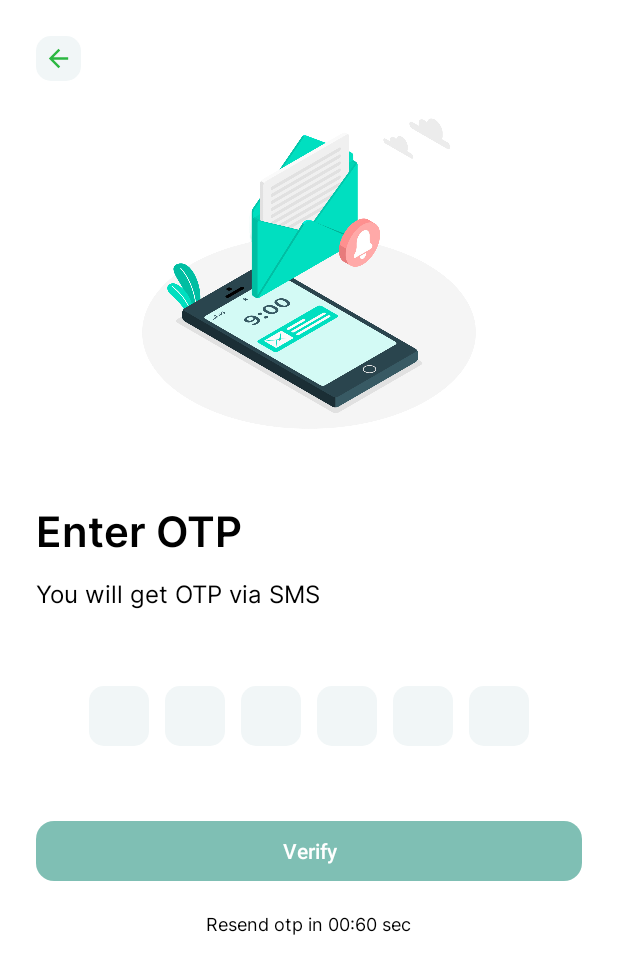
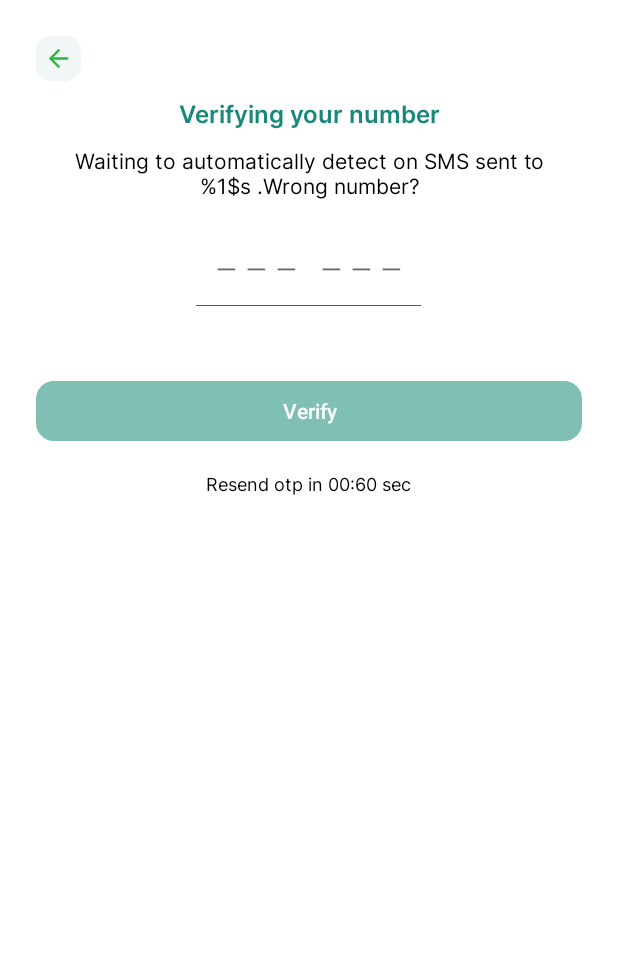
Before and after one commit to sagargohil07/WhatsappClone, an Android app: the layout fragment_otp.xml on its own in the app's theme, with its tools: preview values and no code run, on a phone screen of 412 x 824 dp. Shown: the top 974 px of the screen. Run offline under Robolectric (Android 15) with nearby library versions, the phone set to English and light mode, and no system bars.

Commit message:
Verify Number & OTP Screen Update
- Update Emoji View Library
- Update Verify Number screen
- Update OTP screen

```diff
--- a/app/src/main/res/drawable/bg_otp_container.xml
+++ b/app/src/main/res/drawable/bg_otp_container.xml
@@ -1,4 +1,3 @@
-<?xml version="1.0" encoding="utf-8"?>
 <?xml version="1.0" encoding="utf-8"?>
 <layer-list xmlns:android="http://schemas.android.com/apk/res/android">
     <item
--- /dev/null
+++ b/app/src/main/res/drawable/ic_arrow_drop_down_filled.xml
@@ -0,0 +1,5 @@
+<vector xmlns:android="http://schemas.android.com/apk/res/android" android:height="24dp" android:tint="#000000" android:viewportHeight="24" android:viewportWidth="24" android:width="24dp">
+
+    <path android:fillColor="@android:color/white" android:pathData="M7,10l5,5 5,-5z"/>
+
+</vector>
--- a/app/src/main/res/layout/fragment_otp.xml
+++ b/app/src/main/res/layout/fragment_otp.xml
@@ -29,20 +29,16 @@
                     android:src="@drawable/ic_arrow_back"
                     android:tint="@color/green" />
 
-                <androidx.appcompat.widget.AppCompatImageView
-                    android:layout_width="wrap_content"
-                    android:layout_height="250dp"
-                    android:src="@drawable/otp" />
-
                 <androidx.appcompat.widget.AppCompatTextView
                     android:id="@+id/tvTitle"
-                    style="@style/TextStyle_Semi_Bold_20"
+                    style="@style/TextStyle_Semi_Bold_16"
                     android:layout_width="match_parent"
                     android:layout_height="wrap_content"
-                    android:layout_marginTop="@dimen/dimen_30"
-                    android:text="@string/enter_otp"
-                    android:textColor="@color/text_color"
-                    android:textSize="@dimen/textSize_28" />
+                    android:gravity="center"
+                    android:layout_marginTop="@dimen/dimen_10"
+                    android:text="@string/LBL_VERIFYING_YOUR_NUMBER"
+                    android:textColor="@color/green_100"
+                    />
 
                 <androidx.appcompat.widget.AppCompatTextView
                     android:id="@+id/tvInfo"
@@ -50,26 +46,35 @@
                     android:layout_width="match_parent"
                     android:layout_height="wrap_content"
                     android:layout_marginTop="@dimen/dimen_10"
-                    android:text="@string/you_will_get_otp_via_sms"
+                    android:gravity="center"
+                    android:textSize="@dimen/textSize_14"
+                    android:layout_marginHorizontal="@dimen/dimen_24"
+                    android:text="@string/waiting_to_automatically_detect_on_sms_sent_to_1_wrong_number"
                     android:textColor="@color/text_color" />
 
                 <androidx.appcompat.widget.LinearLayoutCompat
+                    android:layout_width="match_parent"
+                    android:layout_marginTop="@dimen/dimen_20"
+                    android:gravity="center"
+                    android:layout_height="wrap_content">
+
+                    <androidx.appcompat.widget.LinearLayoutCompat
                         android:id="@+id/llOtp"
-                    android:layout_width="match_parent"
-                    android:layout_height="@dimen/dimen_40"
-                    android:layout_marginHorizontal="@dimen/dimen_30"
-                    android:layout_marginTop="@dimen/dimen_50"
+                        android:layout_width="150dp"
+                        android:layout_height="@dimen/dimen_50"
                         android:gravity="center"
+                        android:paddingHorizontal="@dimen/dimen_10"
+                        android:background="@drawable/bg_otp_container"
                         app:layout_constraintTop_toBottomOf="@id/tvTitle">
 
                         <androidx.appcompat.widget.AppCompatEditText
                             android:id="@+id/otp1"
                             android:layout_width="match_parent"
                             android:layout_height="match_parent"
-                        android:layout_marginHorizontal="@dimen/dimen_5"
                             android:layout_weight="1"
-                        android:background="@drawable/edittext_otp_bg"
+                            android:background="@drawable/otp_edittext_otp_bg"
                             android:gravity="center"
+                            android:hint="—"
                             android:imeOptions="actionNext"
                             android:inputType="numberDecimal"
                             android:maxLength="1"
@@ -81,9 +86,9 @@
                             android:id="@+id/otp2"
                             android:layout_width="match_parent"
                             android:layout_height="match_parent"
-                        android:layout_marginHorizontal="@dimen/dimen_5"
+                            android:hint="—"
                             android:layout_weight="1"
-                        android:background="@drawable/edittext_otp_bg"
+                            android:background="@drawable/otp_edittext_otp_bg"
                             android:gravity="center"
                             android:imeOptions="actionNext"
                             android:inputType="numberDecimal"
@@ -96,10 +101,10 @@
                             android:id="@+id/otp3"
                             android:layout_width="match_parent"
                             android:layout_height="match_parent"
-                        android:layout_marginHorizontal="@dimen/dimen_5"
                             android:layout_weight="1"
-                        android:background="@drawable/edittext_otp_bg"
+                            android:background="@drawable/otp_edittext_otp_bg"
                             android:gravity="center"
+                            android:hint="—"
                             android:imeOptions="actionNext"
                             android:inputType="numberDecimal"
                             android:maxLength="1"
@@ -107,15 +112,19 @@
                             android:singleLine="true"
                             android:textColor="@color/text_color" />
 
+                        <View
+                            android:layout_width="@dimen/dimen_10"
+                            android:layout_height="match_parent"/>
+
                         <androidx.appcompat.widget.AppCompatEditText
                             android:id="@+id/otp4"
                             android:layout_width="match_parent"
                             android:layout_height="match_parent"
-                        android:layout_marginHorizontal="@dimen/dimen_5"
                             android:layout_weight="1"
-                        android:background="@drawable/edittext_otp_bg"
+                            android:background="@drawable/otp_edittext_otp_bg"
                             android:gravity="center"
                             android:imeOptions="actionNext"
+                            android:hint="—"
                             android:inputType="numberDecimal"
                             android:maxLength="1"
                             android:nextFocusRight="@+id/otp5"
@@ -126,9 +135,9 @@
                             android:id="@+id/otp5"
                             android:layout_width="match_parent"
                             android:layout_height="match_parent"
-                        android:layout_marginHorizontal="@dimen/dimen_5"
                             android:layout_weight="1"
-                        android:background="@drawable/edittext_otp_bg"
+                            android:hint="—"
+                            android:background="@drawable/otp_edittext_otp_bg"
                             android:gravity="center"
                             android:imeOptions="actionNext"
                             android:inputType="numberDecimal"
@@ -141,15 +150,17 @@
                             android:id="@+id/otp6"
                             android:layout_width="match_parent"
                             android:layout_height="match_parent"
-                        android:layout_marginHorizontal="@dimen/dimen_5"
                             android:layout_weight="1"
-                        android:background="@drawable/edittext_otp_bg"
+                            android:hint="—"
+                            android:background="@drawable/otp_edittext_otp_bg"
                             android:gravity="center"
                             android:imeOptions="actionDone"
                             android:inputType="numberDecimal"
                             android:maxLength="1"
                             android:singleLine="true"
                             android:textColor="@color/text_color" />
+
+                    </androidx.appcompat.widget.LinearLayoutCompat>
 
                 </androidx.appcompat.widget.LinearLayoutCompat>
 
--- a/app/src/main/res/layout/temp_login.xml
+++ b/app/src/main/res/layout/temp_login.xml
@@ -21,6 +21,7 @@
                 android:background="@color/background_common"
                 android:orientation="vertical"
                 android:padding="24dp"
+                tools:context=".module.fragment.auth.LoginFragment"
                 >
 
 
--- a/app/src/main/res/navigation/nav_init.xml
+++ b/app/src/main/res/navigation/nav_init.xml
@@ -37,6 +37,7 @@
             app:popExitAnim="@anim/slide_out_right"
             app:popUpTo="@id/nav_login_fragment"
             app:popUpToInclusive="true" />
+
         <action
             android:id="@+id/to_nav_main_fragment"
             app:destination="@id/nav_main_fragment"
--- a/app/src/main/res/values/strings.xml
+++ b/app/src/main/res/values/strings.xml
@@ -371,5 +371,5 @@
     <string name="channel_info">Channel Info</string>
     <string name="LBL_WHASTAPP_VERIFY_NUMBER">WhatsaApp will need to verify your phone number.Carrier charge may apply. What\'s my number ?</string>
     <string name="LBL_VERIFYING_YOUR_NUMBER">Verifying your number</string>
-    <string name="waiting_to_automatically_detect_on_sms_sent_to_1_wrong_number">Waiting to automatically detect on SMS sent to %1$ .Wrong number?</string>
+    <string name="waiting_to_automatically_detect_on_sms_sent_to_1_wrong_number">Waiting to automatically detect on SMS sent to %1$s .Wrong number?</string>
 </resources>
--- a/build.gradle.kts
+++ b/build.gradle.kts
@@ -5,8 +5,8 @@ buildscript {
     }
 }
 plugins {
-    id("com.android.application") version "8.1.0" apply false
+    id("com.android.application") version "8.1.4" apply false
     id("org.jetbrains.kotlin.android") version "1.8.0" apply false
     id("com.google.gms.google-services") version "4.3.15" apply false
-    id ("androidx.navigation.safeargs") version "2.5.1" apply false
+    id ("androidx.navigation.safeargs") version "2.8.1" apply false
 }
```
Also changed, not shown: app/build.gradle.kts (+4 -4 lines), app/src/main/java/com/thinkwik/communimate/module/fragment/auth/LoginFragment.kt (+5 -3 lines), app/src/main/java/com/thinkwik/communimate/module/fragment/auth/OtpFragment.kt (+3 -4 lines), app/src/main/res/layout/fragment_login.xml (+59 -30 lines), app/src/main/res/layout/temp_fragment_otp.xml (+8 -10 lines). Lines whose indentation alone changed are shown as unchanged.
